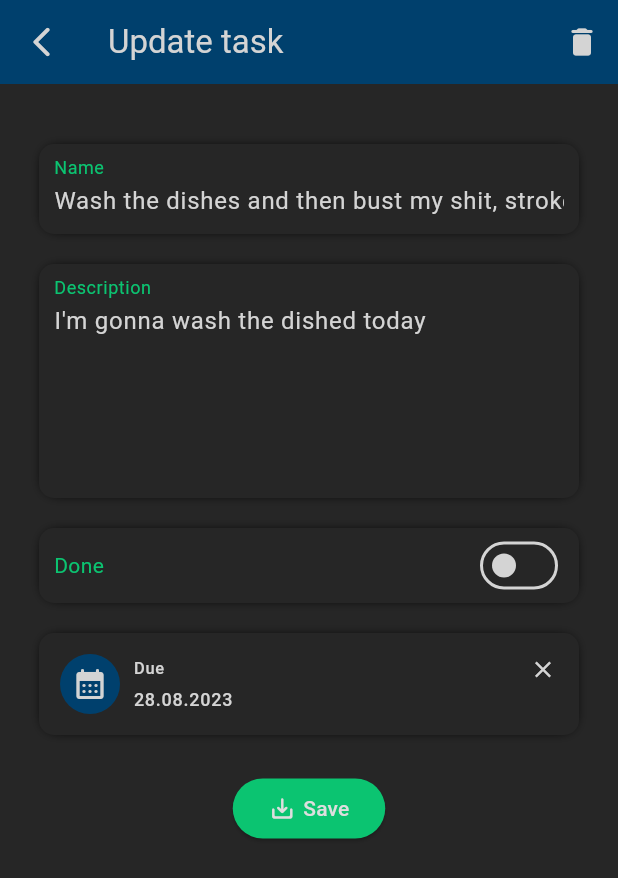
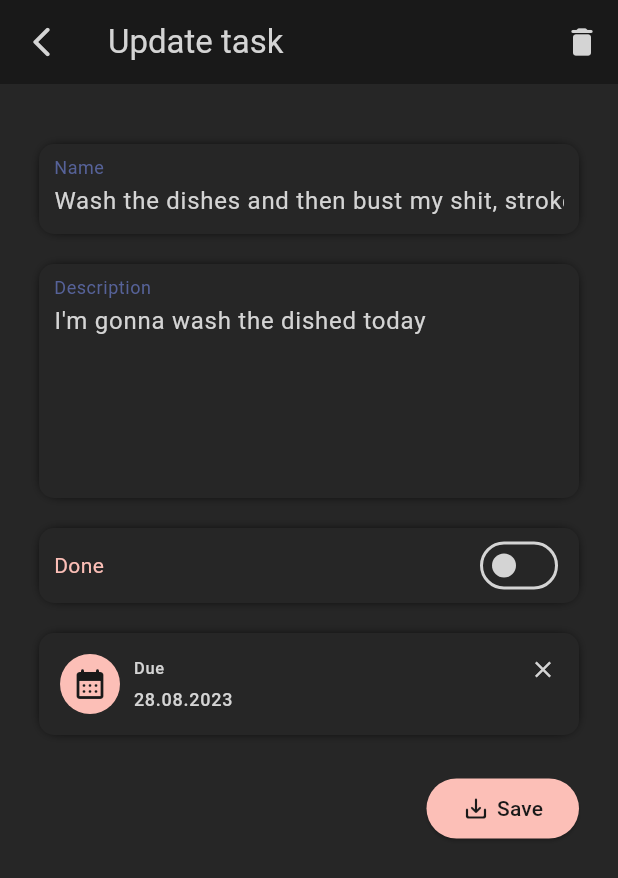
Before and after one commit to michalmusil/flutter_todo, a Flutter app: the TaskDetail screen opened directly with sample values from the repository, after a tap on "Edit", on a phone screen of 412 x 824 dp. Shown: the top 878 px of the screen. Run offline on Flutter 3.47's test engine with Material 2 defaults, Android fonts, the phone set to English and light mode, and no system bars; our stand-ins replace cloud_firestore, firebase_auth, firebase_core; accounts and stored records are empty.

Commit message:
Style changes, swipe to delete implemented on the task list screen

```diff
--- a/lib/components/decorative/item_detail.dart
+++ b/lib/components/decorative/item_detail.dart
@@ -24,7 +24,7 @@ class ItemDetail extends StatelessWidget {
               if (icon != null)
                 Container(
                   decoration: BoxDecoration(
-                      color: Theme.of(context).colorScheme.background,
+                      color: Theme.of(context).colorScheme.primary,
                       borderRadius: BorderRadius.circular(100)),
                   child: Padding(
                     padding: const EdgeInsets.all(8),
--- a/lib/components/forms/custom_date_picker.dart
+++ b/lib/components/forms/custom_date_picker.dart
@@ -83,14 +83,14 @@ class _CustomDatePickerState extends State<CustomDatePicker> {
                   padding: EdgeInsets.zero,
                   icon: Container(
                     decoration: BoxDecoration(
-                      color: Theme.of(context).colorScheme.primary,
+                      color: Theme.of(context).colorScheme.secondary,
                       borderRadius: BorderRadius.circular(100),
                     ),
                     child: Padding(
                       padding: const EdgeInsets.all(8),
                       child: Icon(
                         Icons.calendar_month_rounded,
-                        color: Theme.of(context).colorScheme.onPrimary,
+                        color: Theme.of(context).colorScheme.onSecondary,
                       ),
                     ),
                   ),
--- a/lib/components/forms/custom_switch.dart
+++ b/lib/components/forms/custom_switch.dart
@@ -54,6 +54,8 @@ class _CustomSwitchState extends State<CustomSwitch> {
             Switch(
               value: widget.value,
               onChanged: widget.onCheckChanged,
+              activeColor: Theme.of(context).colorScheme.primary,
+              activeTrackColor: Theme.of(context).colorScheme.secondary,
             )
           ],
         ),
--- a/lib/components/forms/custom_text_input.dart
+++ b/lib/components/forms/custom_text_input.dart
@@ -121,7 +121,7 @@ class _CustomTextInputState extends State<CustomTextInput> {
                   ? Text(
                       widget.label!,
                       style: TextStyle(
-                        color: Theme.of(context).colorScheme.secondary,
+                        color: Theme.of(context).colorScheme.primary,
                       ),
                     )
                   : null,
--- /dev/null
+++ b/lib/components/misc/rounded_push_button.dart
@@ -0,0 +1,70 @@
+import 'package:flutter/material.dart';
+
+class RoundedPushButton extends StatelessWidget {
+  final String text;
+  final void Function() onClick;
+  final bool expand;
+  final IconData? icon;
+  final Color? backgroundColor;
+  final Color? foregroundColor;
+
+  const RoundedPushButton({
+    super.key,
+    required this.text,
+    required this.onClick,
+    this.expand = false,
+    this.icon,
+    this.backgroundColor,
+    this.foregroundColor,
+  });
+
+  @override
+  Widget build(BuildContext context) {
+    return ElevatedButton(
+      style: ElevatedButton.styleFrom(
+        backgroundColor:
+            backgroundColor ?? Theme.of(context).colorScheme.secondary,
+        foregroundColor:
+            foregroundColor ?? Theme.of(context).colorScheme.onSecondary,
+        shadowColor: Theme.of(context).colorScheme.shadow,
+      ),
+      onPressed: onClick,
+      child: expand
+          ? Row(
+              crossAxisAlignment: CrossAxisAlignment.center,
+              mainAxisAlignment: MainAxisAlignment.center,
+              children: [
+                if (icon != null)
+                  Icon(
+                    icon,
+                    color: foregroundColor ??
+                        Theme.of(context).colorScheme.onSecondary,
+                  ),
+                if (icon != null)
+                  const SizedBox(
+                    width: 5,
+                  ),
+                Text(text)
+              ],
+            )
+          : IntrinsicWidth(
+              child: Row(
+                crossAxisAlignment: CrossAxisAlignment.center,
+                children: [
+                  if (icon != null)
+                    Icon(
+                      icon,
+                      color: foregroundColor ??
+                          Theme.of(context).colorScheme.onSecondary,
+                    ),
+                  if (icon != null)
+                    const SizedBox(
+                      width: 5,
+                    ),
+                  Text(text)
+                ],
+              ),
+            ),
+    );
+  }
+}
--- a/lib/screens/task_create_update.dart
+++ b/lib/screens/task_create_update.dart
@@ -2,6 +2,7 @@ import 'package:flutter/material.dart';
 import 'package:todo_list/components/forms/custom_date_picker.dart';
 import 'package:todo_list/components/forms/custom_switch.dart';
 import 'package:todo_list/components/forms/custom_text_input.dart';
+import 'package:todo_list/components/misc/rounded_push_button.dart';
 import 'package:todo_list/model/repositories/itasks_repository.dart';
 import 'package:todo_list/model/repositories/tasks_repository_impl.dart';
 
@@ -102,8 +103,8 @@ class _TaskCreateUpdateState extends State<TaskCreateUpdate> {
   Widget build(BuildContext context) {
     return Scaffold(
       appBar: AppBar(
-        backgroundColor: Theme.of(context).colorScheme.primary,
-        foregroundColor: Theme.of(context).colorScheme.onPrimary,
+        backgroundColor: Theme.of(context).colorScheme.background,
+        foregroundColor: Theme.of(context).colorScheme.onBackground,
         title: Text(
           (_isUpdating == true ? "Update task" : "Add task"),
           overflow: TextOverflow.ellipsis,
@@ -183,30 +184,17 @@ class _TaskCreateUpdateState extends State<TaskCreateUpdate> {
               const SizedBox(
                 height: 15,
               ),
-              Center(
-                child: ElevatedButton(
-                  style: ElevatedButton.styleFrom(
-                    backgroundColor: Theme.of(context).colorScheme.secondary,
-                    foregroundColor: Theme.of(context).colorScheme.onSecondary,
+              Row(
+                mainAxisAlignment: MainAxisAlignment.end,
+                children: [
+                  RoundedPushButton(
+                    text: "Save",
+                    icon: Icons.save_alt_rounded,
+                    onClick: () {
+                      _handleSave(context);
+                    },
                   ),
-                  onPressed: () {
-                    _handleSave(context);
-                  },
-                  child: const IntrinsicWidth(
-                    child: Row(
-                      crossAxisAlignment: CrossAxisAlignment.center,
-                      children: [
-                        Icon(
-                          Icons.save_alt_rounded,
-                        ),
-                        SizedBox(
-                          width: 5,
-                        ),
-                        Text("Save")
-                      ],
-                    ),
-                  ),
-                ),
+                ],
               )
             ],
           ),
--- a/lib/screens/task_detail.dart
+++ b/lib/screens/task_detail.dart
@@ -1,5 +1,6 @@
 import 'package:flutter/material.dart';
 import 'package:todo_list/components/decorative/item_detail.dart';
+import 'package:todo_list/components/misc/rounded_push_button.dart';
 import 'package:todo_list/components/popups/confirmation_popup.dart';
 import 'package:todo_list/model/repositories/itasks_repository.dart';
 import 'package:todo_list/model/repositories/tasks_repository_impl.dart';
@@ -33,7 +34,7 @@ class _TaskDetailState extends State<TaskDetail> {
 
   _deleteTask(BuildContext context) async {
     var deleted = await _tasksRepository.deleteTask(_task);
-    if(deleted){
+    if (deleted) {
       NavRouter.instance.toTasks(context);
     }
   }
@@ -42,8 +43,8 @@ class _TaskDetailState extends State<TaskDetail> {
   Widget build(BuildContext context) {
     return Scaffold(
       appBar: AppBar(
-        backgroundColor: Theme.of(context).colorScheme.primary,
-        foregroundColor: Theme.of(context).colorScheme.onPrimary,
+        backgroundColor: Theme.of(context).colorScheme.background,
+        foregroundColor: Theme.of(context).colorScheme.onBackground,
         title: const Text(
           "Task detail",
           overflow: TextOverflow.ellipsis,
@@ -131,25 +132,18 @@ class _TaskDetailState extends State<TaskDetail> {
               const SizedBox(
                 height: 20,
               ),
-              Center(
-                child: ElevatedButton(
-                    onPressed: () {
+              Row(
+                mainAxisAlignment: MainAxisAlignment.end,
+                children: [
+                  RoundedPushButton(
+                    text: "Edit",
+                    icon: Icons.edit,
+                    onClick: () {
                       NavRouter.instance
                           .toTaskCreateOrUpdate(context, task: _task);
                     },
-                    style: ElevatedButton.styleFrom(
-                        backgroundColor:
-                            Theme.of(context).colorScheme.secondary,
-                        foregroundColor:
-                            Theme.of(context).colorScheme.onSecondary),
-                    child: const IntrinsicWidth(
-                      child: Row(
-                        children: [
-                          Icon(Icons.edit),
-                          Text("Edit"),
-                        ],
-                      ),
-                    )),
+                  ),
+                ],
               )
             ],
           ),
--- a/lib/themes.dart
+++ b/lib/themes.dart
@@ -2,12 +2,12 @@ import 'package:flutter/material.dart';
 
 const appColorScheme = ColorScheme(
   brightness: Brightness.dark,
-  primary: Color.fromARGB(255, 0, 64, 109),
-  onPrimary: Color.fromARGB(255, 212, 212, 212),
-  secondary: Color.fromARGB(255, 11, 196, 113),
-  onSecondary: Color.fromARGB(255, 222, 222, 222),
-  background: Color.fromARGB(255, 25, 25, 25),
-  onBackground: Color.fromARGB(255, 212, 212, 212),
+  primary: Color(0xFF566299),
+  onPrimary: Color(0xFFD4D4D4),
+  secondary: Color(0xFFFCBFB7),
+  onSecondary: Color(0xFF191919),
+  background: Color(0xFF191919),
+  onBackground: Color(0xFFD4D4D4),
   surface: Color.fromARGB(255, 38, 38, 38),
   onSurface: Color.fromARGB(255, 212, 212, 212),
   error: Color.fromARGB(255, 178, 0, 0),
```
Also changed, not shown: lib/components/list_items/task_list_item.dart (+34 -34 lines), lib/screens/login.dart (+12 -11 lines), lib/screens/registration.dart (+16 -16 lines), lib/screens/tasks.dart (+8 -6 lines).
